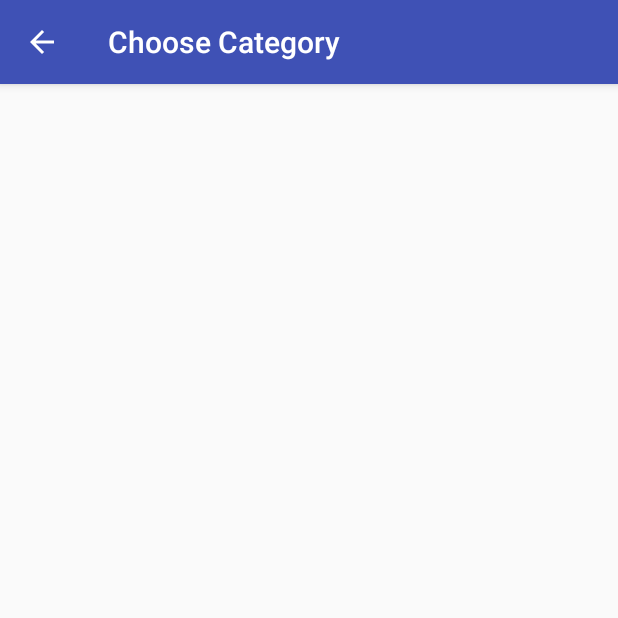
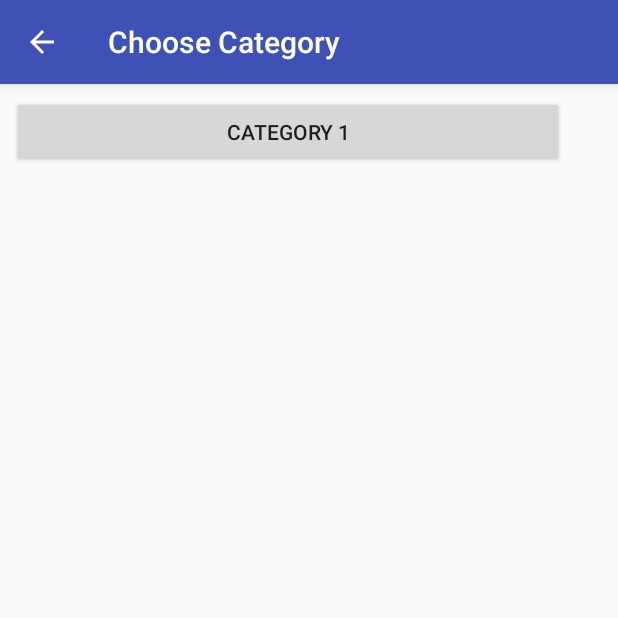
Before and after one commit to CyrusVatandoost/fact-this-shoot, an Android app: the ChooseCategory screen opened directly, with no data from a screen before it, on a phone screen of 412 x 824 dp, the top half of it. Run offline under Robolectric (Android 15) with nearby library versions, the phone set to English and light mode, and no system bars.

Commit message:
Added Game Activity

```diff
--- a/app/src/main/AndroidManifest.xml
+++ b/app/src/main/AndroidManifest.xml
@@ -32,6 +32,11 @@
                 <action android:name="android.intent.action.MAIN" />
             </intent-filter>
         </activity>
+        <activity   android:name=".Game"
+                    android:parentActivityName=".ChooseCategory">
+            <intent-filter>
+                <action android:name="android.intent.action.MAIN" />
+            </intent-filter></activity>
     </application>
 
 </manifest>
--- a/app/src/main/res/layout/activity_choose_category.xml
+++ b/app/src/main/res/layout/activity_choose_category.xml
@@ -6,4 +6,22 @@
     android:layout_height="match_parent"
     tools:context="com.teamenigma.factthisshoot.ChooseCategory">
 
+    <LinearLayout
+        android:layout_width="368dp"
+        android:layout_height="495dp"
+        android:layout_marginBottom="8dp"
+        android:layout_marginTop="8dp"
+        android:orientation="vertical"
+        app:layout_constraintBottom_toBottomOf="parent"
+        app:layout_constraintTop_toTopOf="parent"
+        app:layout_constraintVertical_bias="0.0"
+        android:layout_marginLeft="8dp"
+        app:layout_constraintLeft_toLeftOf="parent">
+
+        <Button
+            android:id="@+id/button"
+            android:layout_width="match_parent"
+            android:layout_height="wrap_content"
+            android:text="Category 1" />
+    </LinearLayout>
 </android.support.constraint.ConstraintLayout>
```
Also changed, not shown: app/src/main/java/com/teamenigma/factthisshoot/Game.java (added, +13 -0 lines), app/src/main/res/layout/activity_game.xml (added, +9 -0 lines).
